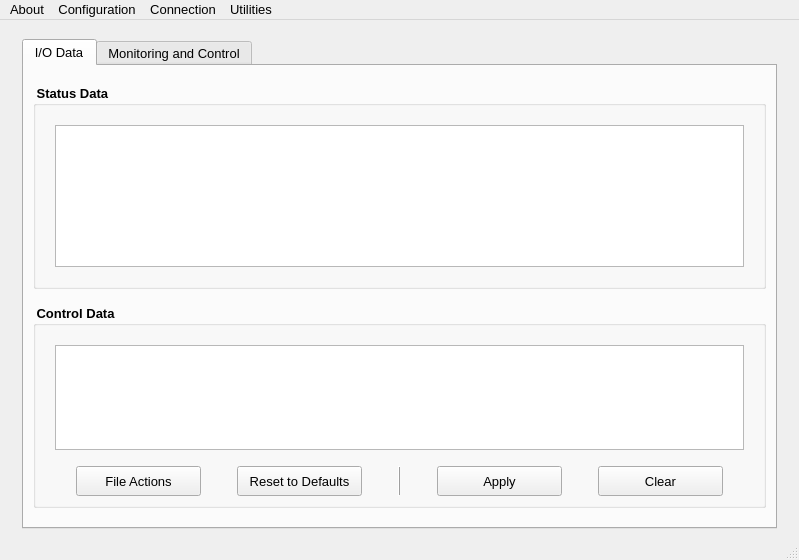
epw7856/TCP_Client, file TCP_Client/mainwindow.ui: the form before one commit.
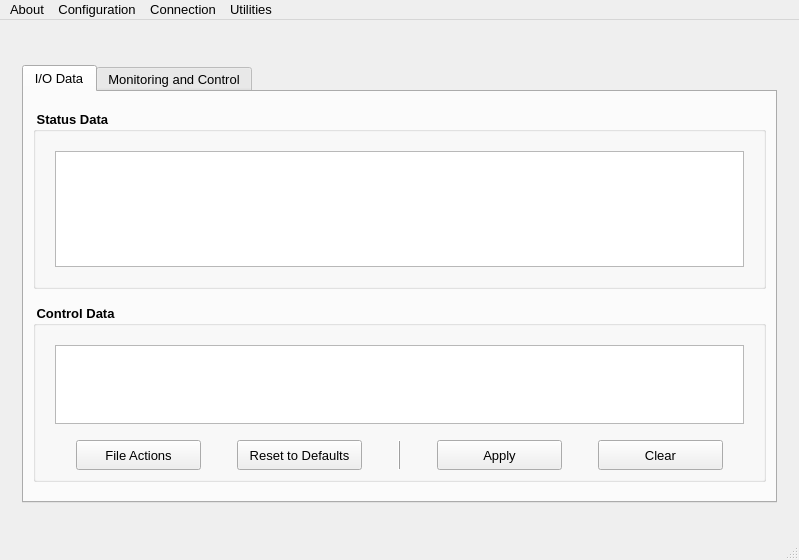
The form after the commit.

Commit message: Added header and footer text labels to the main window.

```diff
--- a/TCP_Client/mainwindow.ui
+++ b/TCP_Client/mainwindow.ui
@@ -21,6 +21,54 @@
   </property>
   <widget class="QWidget" name="centralwidget">
    <layout class="QVBoxLayout" name="verticalLayout">
+    <item>
+     <layout class="QHBoxLayout" name="horizontalLayout_6">
+      <item>
+       <spacer name="horizontalSpacer_19">
+        <property name="orientation">
+         <enum>Qt::Horizontal</enum>
+        </property>
+        <property name="sizeHint" stdset="0">
+         <size>
+          <width>40</width>
+          <height>20</height>
+         </size>
+        </property>
+       </spacer>
+      </item>
+      <item>
+       <widget class="QLabel" name="labelHeaderText">
+        <property name="font">
+         <font>
+          <family>Segoe UI</family>
+          <pointsize>13</pointsize>
+          <weight>75</weight>
+          <bold>true</bold>
+         </font>
+        </property>
+        <property name="text">
+         <string>&lt;HeaderText&gt;</string>
+        </property>
+        <property name="alignment">
+         <set>Qt::AlignCenter</set>
+        </property>
+       </widget>
+      </item>
+      <item>
+       <spacer name="horizontalSpacer_17">
+        <property name="orientation">
+         <enum>Qt::Horizontal</enum>
+        </property>
+        <property name="sizeHint" stdset="0">
+         <size>
+          <width>40</width>
+          <height>20</height>
+         </size>
+        </property>
+       </spacer>
+      </item>
+     </layout>
+    </item>
     <item>
      <spacer name="verticalSpacer_3">
       <property name="orientation">
@@ -785,6 +833,54 @@
       </item>
      </layout>
     </item>
+    <item>
+     <layout class="QHBoxLayout" name="horizontalLayout_10">
+      <item>
+       <spacer name="horizontalSpacer_21">
+        <property name="orientation">
+         <enum>Qt::Horizontal</enum>
+        </property>
+        <property name="sizeHint" stdset="0">
+         <size>
+          <width>40</width>
+          <height>20</height>
+         </size>
+        </property>
+       </spacer>
+      </item>
+      <item>
+       <widget class="QLabel" name="labelFooterText">
+        <property name="font">
+         <font>
+          <family>Segoe UI</family>
+          <pointsize>13</pointsize>
+          <weight>75</weight>
+          <bold>true</bold>
+         </font>
+        </property>
+        <property name="text">
+         <string>&lt;FooterText&gt;</string>
+        </property>
+        <property name="alignment">
+         <set>Qt::AlignCenter</set>
+        </property>
+       </widget>
+      </item>
+      <item>
+       <spacer name="horizontalSpacer_20">
+        <property name="orientation">
+         <enum>Qt::Horizontal</enum>
+        </property>
+        <property name="sizeHint" stdset="0">
+         <size>
+          <width>40</width>
+          <height>20</height>
+         </size>
+        </property>
+       </spacer>
+      </item>
+     </layout>
+    </item>
    </layout>
   </widget>
   <widget class="QMenuBar" name="menubar">
```
The commit also changes 8 other files.
